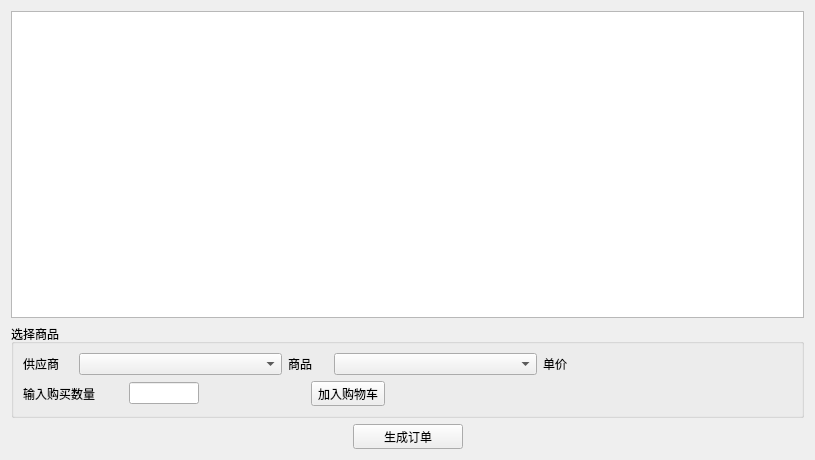
Qt form sellingpage.ui (wusimpl/CommoditySellingInfoSystem) before a commit.
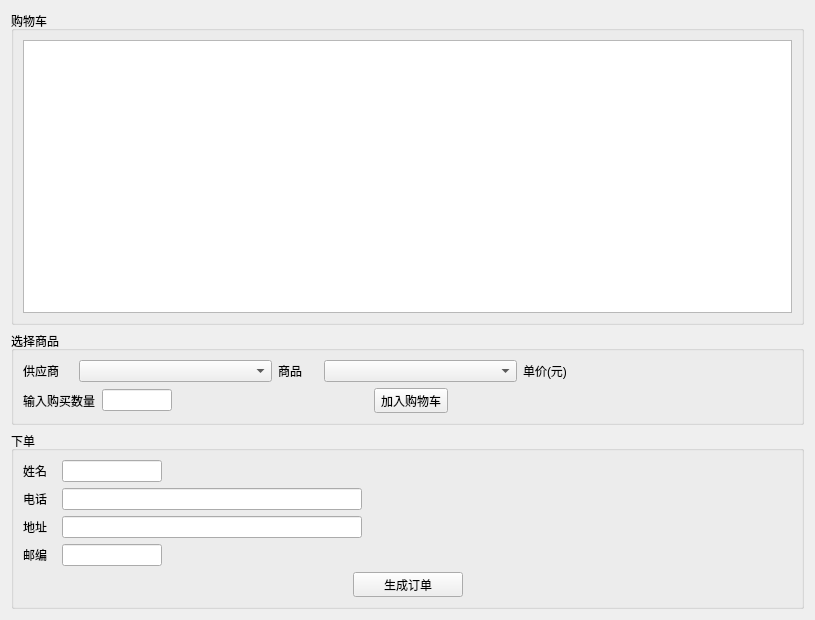
The same form after that commit. Icons and pictures are not drawn.

Patch:
```diff
--- a/sellingpage.ui
+++ b/sellingpage.ui
@@ -7,18 +7,27 @@
     <x>0</x>
     <y>0</y>
     <width>815</width>
-    <height>460</height>
+    <height>620</height>
    </rect>
   </property>
   <property name="windowTitle">
    <string>Form</string>
   </property>
-  <layout class="QGridLayout" name="gridLayout_2">
+  <layout class="QGridLayout" name="gridLayout_4">
    <item row="0" column="0">
-    <layout class="QVBoxLayout" name="verticalLayout">
+    <layout class="QVBoxLayout" name="verticalLayout_2">
      <item>
+      <widget class="QGroupBox" name="groupBox_3">
+       <property name="title">
+        <string>购物车</string>
+       </property>
+       <layout class="QGridLayout" name="gridLayout_3">
+        <item row="0" column="0">
       <widget class="QTableView" name="CartTableView"/>
      </item>
+       </layout>
+      </widget>
+     </item>
      <item>
       <widget class="QGroupBox" name="groupBox">
        <property name="title">
@@ -61,14 +70,20 @@
           </item>
           <item>
            <widget class="QLabel" name="label_3">
+            <property name="minimumSize">
+             <size>
+              <width>70</width>
+              <height>0</height>
+             </size>
+            </property>
             <property name="maximumSize">
              <size>
-              <width>40</width>
+              <width>70</width>
               <height>16777215</height>
              </size>
             </property>
             <property name="text">
-             <string>单价</string>
+             <string>单价(元)</string>
             </property>
            </widget>
           </item>
@@ -100,25 +115,34 @@
             </item>
             <item>
              <widget class="QLineEdit" name="QuantityText">
+              <property name="minimumSize">
+               <size>
+                <width>50</width>
+                <height>0</height>
+               </size>
+              </property>
               <property name="maximumSize">
                <size>
                 <width>70</width>
                 <height>16777215</height>
                </size>
               </property>
+              <property name="clearButtonEnabled">
+               <bool>false</bool>
+              </property>
              </widget>
             </item>
             <item>
              <widget class="QLabel" name="TipsLabel">
               <property name="minimumSize">
                <size>
-                <width>50</width>
+                <width>190</width>
                 <height>0</height>
                </size>
               </property>
               <property name="maximumSize">
                <size>
-                <width>100</width>
+                <width>190</width>
                 <height>16777215</height>
                </size>
               </property>
@@ -168,8 +192,216 @@
       </widget>
      </item>
      <item>
+      <widget class="QGroupBox" name="groupBox_2">
+       <property name="title">
+        <string>下单</string>
+       </property>
+       <layout class="QGridLayout" name="gridLayout_2">
+        <item row="0" column="0">
+         <layout class="QHBoxLayout" name="horizontalLayout_3">
+          <item>
+           <widget class="QLabel" name="label_5">
+            <property name="minimumSize">
+             <size>
+              <width>33</width>
+              <height>0</height>
+             </size>
+            </property>
+            <property name="maximumSize">
+             <size>
+              <width>33</width>
+              <height>16777215</height>
+             </size>
+            </property>
+            <property name="text">
+             <string>姓名</string>
+            </property>
+           </widget>
+          </item>
+          <item>
+           <widget class="QLineEdit" name="CustomerNameText">
+            <property name="minimumSize">
+             <size>
+              <width>40</width>
+              <height>0</height>
+             </size>
+            </property>
+            <property name="maximumSize">
+             <size>
+              <width>100</width>
+              <height>16777215</height>
+             </size>
+            </property>
+           </widget>
+          </item>
+          <item>
+           <spacer name="horizontalSpacer_4">
+            <property name="orientation">
+             <enum>Qt::Horizontal</enum>
+            </property>
+            <property name="sizeHint" stdset="0">
+             <size>
+              <width>40</width>
+              <height>20</height>
+             </size>
+            </property>
+           </spacer>
+          </item>
+         </layout>
+        </item>
+        <item row="1" column="0">
+         <layout class="QHBoxLayout" name="horizontalLayout_4">
+          <item>
+           <widget class="QLabel" name="label_6">
+            <property name="minimumSize">
+             <size>
+              <width>33</width>
+              <height>0</height>
+             </size>
+            </property>
+            <property name="maximumSize">
+             <size>
+              <width>33</width>
+              <height>16777215</height>
+             </size>
+            </property>
+            <property name="text">
+             <string>电话</string>
+            </property>
+           </widget>
+          </item>
+          <item>
+           <widget class="QLineEdit" name="TelText">
+            <property name="minimumSize">
+             <size>
+              <width>100</width>
+              <height>0</height>
+             </size>
+            </property>
+            <property name="maximumSize">
+             <size>
+              <width>300</width>
+              <height>16777215</height>
+             </size>
+            </property>
+           </widget>
+          </item>
+          <item>
+           <spacer name="horizontalSpacer_5">
+            <property name="orientation">
+             <enum>Qt::Horizontal</enum>
+            </property>
+            <property name="sizeHint" stdset="0">
+             <size>
+              <width>40</width>
+              <height>20</height>
+             </size>
+            </property>
+           </spacer>
+          </item>
+         </layout>
+        </item>
+        <item row="2" column="0">
       <layout class="QHBoxLayout" name="horizontalLayout_6">
        <item>
+           <widget class="QLabel" name="label_7">
+            <property name="minimumSize">
+             <size>
+              <width>33</width>
+              <height>0</height>
+             </size>
+            </property>
+            <property name="maximumSize">
+             <size>
+              <width>33</width>
+              <height>16777215</height>
+             </size>
+            </property>
+            <property name="text">
+             <string>地址</string>
+            </property>
+           </widget>
+          </item>
+          <item>
+           <widget class="QLineEdit" name="AddressText">
+            <property name="maximumSize">
+             <size>
+              <width>300</width>
+              <height>16777215</height>
+             </size>
+            </property>
+           </widget>
+          </item>
+          <item>
+           <spacer name="horizontalSpacer_6">
+            <property name="orientation">
+             <enum>Qt::Horizontal</enum>
+            </property>
+            <property name="sizeHint" stdset="0">
+             <size>
+              <width>40</width>
+              <height>20</height>
+             </size>
+            </property>
+           </spacer>
+          </item>
+         </layout>
+        </item>
+        <item row="3" column="0">
+         <layout class="QHBoxLayout" name="horizontalLayout_7">
+          <item>
+           <widget class="QLabel" name="label_8">
+            <property name="minimumSize">
+             <size>
+              <width>33</width>
+              <height>0</height>
+             </size>
+            </property>
+            <property name="maximumSize">
+             <size>
+              <width>33</width>
+              <height>16777215</height>
+             </size>
+            </property>
+            <property name="text">
+             <string>邮编</string>
+            </property>
+           </widget>
+          </item>
+          <item>
+           <widget class="QLineEdit" name="PostCodeText">
+            <property name="minimumSize">
+             <size>
+              <width>100</width>
+              <height>0</height>
+             </size>
+            </property>
+            <property name="maximumSize">
+             <size>
+              <width>100</width>
+              <height>16777215</height>
+             </size>
+            </property>
+           </widget>
+          </item>
+          <item>
+           <spacer name="horizontalSpacer_7">
+            <property name="orientation">
+             <enum>Qt::Horizontal</enum>
+            </property>
+            <property name="sizeHint" stdset="0">
+             <size>
+              <width>40</width>
+              <height>20</height>
+             </size>
+            </property>
+           </spacer>
+          </item>
+         </layout>
+        </item>
+        <item row="4" column="0">
+         <layout class="QHBoxLayout" name="horizontalLayout_8">
+          <item>
         <spacer name="horizontalSpacer">
          <property name="orientation">
           <enum>Qt::Horizontal</enum>
@@ -234,6 +466,9 @@
         </spacer>
        </item>
       </layout>
+        </item>
+       </layout>
+      </widget>
      </item>
     </layout>
    </item>
```
Lines whose indentation alone changed are shown as unchanged.
